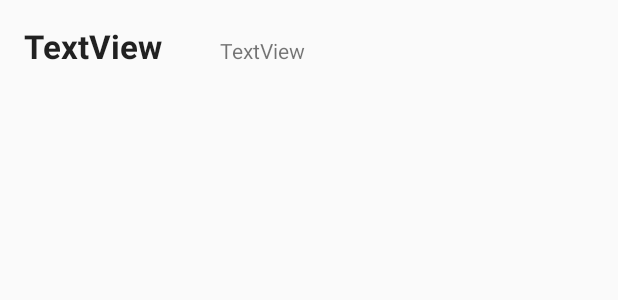
After one commit to annaBoutin/android_app, an Android app: the layout activity_rooms_item.xml on its own in the app's theme, with its tools: preview values and no code run, on a phone screen of 412 x 824 dp. The commit adds this screen. Shown: the top 300 px of the screen. Run offline under Robolectric (Android 15) with nearby library versions, the phone set to English and light mode, and no system bars.

Commit message:
room list

```diff
--- /dev/null
+++ b/app/src/main/res/layout/activity_rooms_item.xml
@@ -0,0 +1,36 @@
+<?xml version="1.0" encoding="utf-8"?>
+<androidx.constraintlayout.widget.ConstraintLayout xmlns:android="http://schemas.android.com/apk/res/android"
+    xmlns:app="http://schemas.android.com/apk/res-auto"
+    xmlns:tools="http://schemas.android.com/tools"
+    android:layout_width="match_parent"
+    android:layout_height="wrap_content">
+
+    <TextView
+        android:id="@+id/txt_current_temp"
+        android:layout_width="wrap_content"
+        android:layout_height="wrap_content"
+        android:layout_marginStart="16dp"
+        android:layout_marginTop="16dp"
+        android:layout_marginBottom="16dp"
+        android:capitalize="characters"
+        android:text="TextView"
+        android:textAppearance="@style/TextAppearance.AppCompat.Large"
+        android:textStyle="bold"
+        app:layout_constraintBottom_toBottomOf="parent"
+        app:layout_constraintStart_toStartOf="parent"
+        app:layout_constraintTop_toTopOf="parent" />
+
+    <TextView
+        android:id="@+id/txt_room_list_name"
+        android:layout_width="249dp"
+        android:layout_height="19dp"
+        android:layout_marginStart="140dp"
+        android:layout_marginTop="24dp"
+        android:layout_marginEnd="16dp"
+        android:text="TextView"
+        app:layout_constraintEnd_toEndOf="parent"
+        app:layout_constraintHorizontal_bias="1.0"
+        app:layout_constraintStart_toStartOf="parent"
+        app:layout_constraintTop_toTopOf="parent" />
+
+</androidx.constraintlayout.widget.ConstraintLayout>
```
Also changed, not shown: app/src/main/java/com/faircorp/RoomsActivity.kt (+37 -0 lines), app/src/main/java/com/faircorp/model/ApiServices.kt (+7 -0 lines), app/src/main/java/com/faircorp/model/RoomApiService.kt (added, +13 -0 lines), app/src/main/java/com/faircorp/model/RoomsAdapterView.kt (added, +40 -0 lines), app/src/main/res/layout/activity_rooms.xml (+8 -7 lines).
